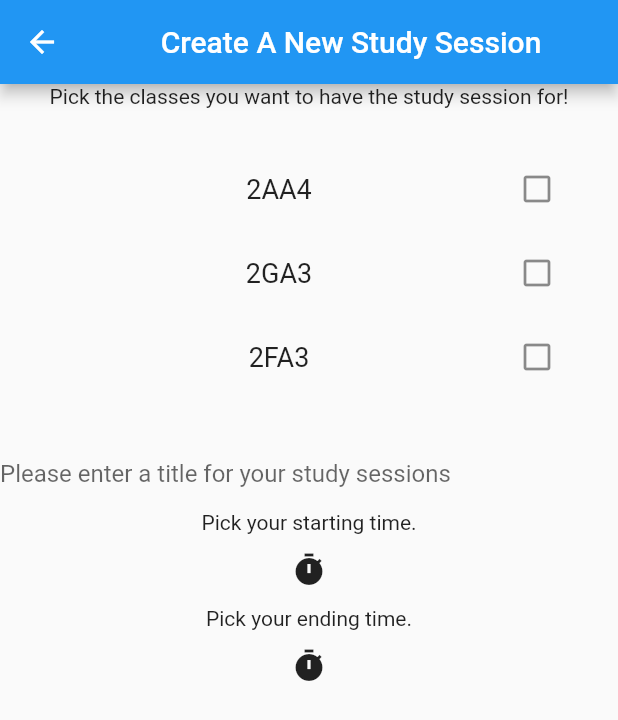
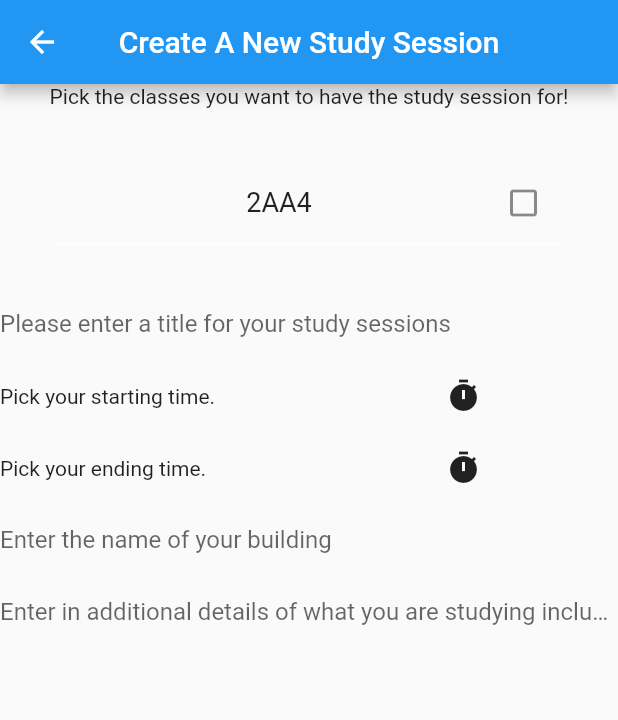
Before and after one commit to timothy-e/studyup, a Flutter app: the NewStudySession screen opened directly, on a phone screen of 412 x 824 dp. Shown: the top 720 px of the screen. Run offline on Flutter 3.47's test engine with Material 2 defaults, Android fonts, the light colour scheme and no system bars; our stand-ins replace flutter_datetime_picker.

Commit message:
Finished adding study session screen

```diff
--- a/lib/new-study-session.dart
+++ b/lib/new-study-session.dart
@@ -12,17 +12,17 @@ class NewStudySessionState extends State<NewStudySession> {
 
   Widget build(BuildContext context){
     return Scaffold(
+        resizeToAvoidBottomPadding: false,
         appBar: AppBar(
-            title: Center (
-                child: Text('Create A New Study Session')
-            )
+            centerTitle: true,
+            title: Text('Create A New Study Session')
         ),
         body: Column(
           children: <Widget>[
             Text('Pick the classes you want to have the study session for!'),
             Container(
               margin: const EdgeInsets.all(10.0),
-              height: 200.0,
+              height: 100.0,
               child: _buildClasses()
             ),
             TextField(
@@ -31,8 +31,13 @@ class NewStudySessionState extends State<NewStudySession> {
                 hintText: 'Please enter a title for your study sessions'
               )
             ),
-            Text('Pick your starting time.'),
-            IconButton(icon: const Icon(Icons.timer),
+            Row(
+              children: <Widget>[
+                Expanded(
+                  child: Text('Pick your starting time.')
+                ),
+                Expanded(
+                  child: IconButton(icon: const Icon(Icons.timer),
                       onPressed: (){
                         DatePicker.showDateTimePicker(context,
                             showTitleActions: true,
@@ -42,8 +47,16 @@ class NewStudySessionState extends State<NewStudySession> {
                               print('confirm $date');
                             }, currentTime: DateTime.now(), locale: LocaleType.en);
                       }),
-            Text('Pick your ending time.'),
-            IconButton(icon: const Icon(Icons.timer),
+                )
+              ],
+            ),
+            Row(
+              children: <Widget>[
+                Expanded(
+                    child: Text('Pick your ending time.')
+                ),
+                Expanded(
+                  child: IconButton(icon: const Icon(Icons.timer),
                       onPressed: (){
                         DatePicker.showDateTimePicker(context,
                             showTitleActions: true,
@@ -52,15 +65,37 @@ class NewStudySessionState extends State<NewStudySession> {
                             }, onConfirm: (date) {
                               print('confirm $date');
                             }, currentTime: DateTime.now(), locale: LocaleType.en);
-                })
+                      }),
+                )
+              ],
+            ),
+            TextField(
+                decoration: InputDecoration(
+                    border: InputBorder.none,
+                    hintText: 'Enter the name of your building'
+                )
+            ),
+            TextField(
+                decoration: InputDecoration(
+                    border: InputBorder.none,
+                    hintText: 'Enter in additional details of what you '
+                        'are studying including location within the building, '
+                        'what is being studied/worked on, etc.'
+                )
+            )
           ],
         )
     );
   }
 
   Widget _buildClasses(){
-    return new ListView.builder(
-      padding: const EdgeInsets.all(16.0),
+    return new ListView.separated(
+      padding: const EdgeInsets.all(25),
+        itemCount: listOfClasses.length,
+        separatorBuilder: (context, index) => Divider(
+          height: 0.0,
+          color: Colors.white70,
+        ),
       itemBuilder: (BuildContext _context, int index){
         if (index < listOfClasses.length){
           return _buildClass(listOfClasses[index]);
```
Lines whose indentation alone changed are shown as unchanged.
